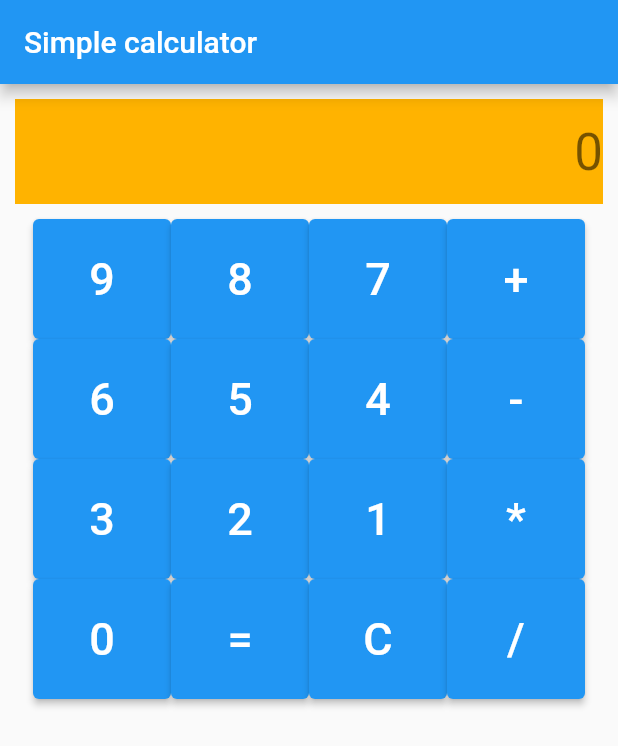
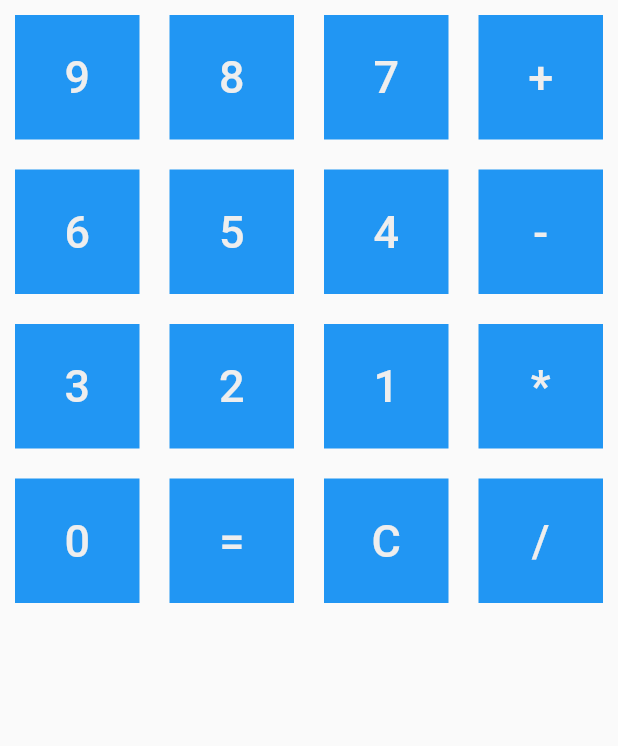
Before and after one commit to jeik0s/SimpleCalculator, a Flutter app: the screen it shows after launch, on a phone screen of 412 x 824 dp. Shown: the top 746 px of the screen. Run offline on Flutter 3.47's test engine with Material 2 defaults, Android fonts, the phone set to English and light mode, and no system bars.

Commit message:
Switch keyboard layout to use GridView previously layout was done by columns and rows, it is switched to GridView - proper Widget for layouts like this

```diff
--- a/lib/main.dart
+++ b/lib/main.dart
@@ -26,6 +26,10 @@ class _CalculatorCanvasState extends State<CalculatorCanvas> {
   String _userInputValue2 = "";
   String _userMathOperation = "";
   String _result = "0";
+
+  void showNumber(){
+    print('print me');
+  }
 
   void _getUserInput(String userInput){
     String currently = "";
@@ -95,81 +99,55 @@ class _CalculatorCanvasState extends State<CalculatorCanvas> {
   }
 
   @override
-  Widget build(BuildContext context){
+  Widget build(BuildContext context) {
     return Scaffold(
-      appBar: AppBar(
-        title: Text(widget.appTitle),
-      ),
-      body: Column(
-        crossAxisAlignment: CrossAxisAlignment.center,
+      body: SafeArea(
+        child: GridView.count(
+          crossAxisCount: 4,
           children: <Widget>[
-
-          Container(
-            margin: const EdgeInsets.all(10.0),
-            color: Colors.amber[600],
-            height: 70.0,
-            child: Text('$_result',
-              style: Theme.of(context).textTheme.headline4,
-            ),
-            alignment: Alignment.centerRight,
-          ),
-          Row(
-            mainAxisAlignment: MainAxisAlignment.center,
-            children: <Widget>[
-              ElevatedButton(onPressed: () => _getUserInput("9"), child: KeyButton(buttonName: "9")),
-              ElevatedButton(onPressed: () => _getUserInput("8"), child: KeyButton(buttonName: "8")),
-              ElevatedButton(onPressed: () => _getUserInput("7"), child: KeyButton(buttonName: "7")),
-              ElevatedButton(onPressed: () => _getUserInput("+"), child: KeyButton(buttonName: "+")),
+            KeyButton(buttonName: "9", callback: showNumber),
+            KeyButton(buttonName: "8", callback: showNumber),
+            KeyButton(buttonName: "7", callback: showNumber),
+            KeyButton(buttonName: "+", callback: showNumber),
+            KeyButton(buttonName: "6", callback: showNumber),
+            KeyButton(buttonName: "5", callback: showNumber),
+            KeyButton(buttonName: "4", callback: showNumber),
+            KeyButton(buttonName: "-", callback: showNumber),
+            KeyButton(buttonName: "3", callback: showNumber),
+            KeyButton(buttonName: "2", callback: showNumber),
+            KeyButton(buttonName: "1", callback: showNumber),
+            KeyButton(buttonName: "*", callback: showNumber),
+            KeyButton(buttonName: "0", callback: showNumber),
+            KeyButton(buttonName: "=", callback: showNumber),
+            KeyButton(buttonName: "C", callback: showNumber),
+            KeyButton(buttonName: "/", callback: showNumber),
           ],
         ),
-          Row(
-            mainAxisAlignment: MainAxisAlignment.center,
-            children: <Widget>[
-              ElevatedButton(onPressed: () => _getUserInput("6"), child: KeyButton(buttonName: "6")),
-              ElevatedButton(onPressed: () => _getUserInput("5"), child: KeyButton(buttonName: "5")),
-              ElevatedButton(onPressed: () => _getUserInput("4"), child: KeyButton(buttonName: "4")),
-              ElevatedButton(onPressed: () => _getUserInput("-"), child: KeyButton(buttonName: "-")),
-            ],
-          ),
-          Row(
-            mainAxisAlignment: MainAxisAlignment.center,
-            children: <Widget>[
-              ElevatedButton(onPressed: () => _getUserInput("3"), child: KeyButton(buttonName: "3")),
-              ElevatedButton(onPressed: () => _getUserInput("2"), child: KeyButton(buttonName: "2")),
-              ElevatedButton(onPressed: () => _getUserInput("1"), child: KeyButton(buttonName: "1")),
-              ElevatedButton(onPressed: () => _getUserInput("*"), child: KeyButton(buttonName: "*")),
-            ],
-          ),
-          Row(
-            mainAxisAlignment: MainAxisAlignment.center,
-            children: <Widget>[
-              ElevatedButton(onPressed: () => _getUserInput("0"), child: KeyButton(buttonName: "0")),
-              ElevatedButton(onPressed: () => _getUserInput("="), child: KeyButton(buttonName: "=")),
-              ElevatedButton(onPressed: () => _getUserInput("C"), child: KeyButton(buttonName: "C")),
-              ElevatedButton(onPressed: () => _getUserInput("/"), child: KeyButton(buttonName: "/")),
-            ],
-          ),
-
-        ],
       ),
     );
   }
-
 }
 
 class KeyButton extends StatelessWidget {
-  KeyButton({Key? key, required this.buttonName}) : super(key: key);
+  KeyButton({Key? key, required this.buttonName, required this.callback}) : super(key: key);
   final String buttonName;
-
-  Widget build(BuildContext build){
+  final VoidCallback callback;
+  // Read https://stackoverflow.com/questions/54493002/pass-method-as-parameter-to-a-widget
+  Widget build(BuildContext build) {
     return Container(
         alignment: Alignment.center,
         margin: const EdgeInsets.all(10.0),
         height: 60.0,
         width: 40.0,
-      child: Text(this.buttonName,
-          style: TextStyle( fontSize: 30)
+        color: Colors.blue,
+        child: TextButton(
+          child: Text(
+            this.buttonName,
+            style: TextStyle(fontSize: 30, color: Colors.grey[200]),
           ),
+//        onPressed: () => callback
+          onPressed: callback
+          ,)
     );
   }
 }
```
Lines whose indentation alone changed are shown as unchanged.
